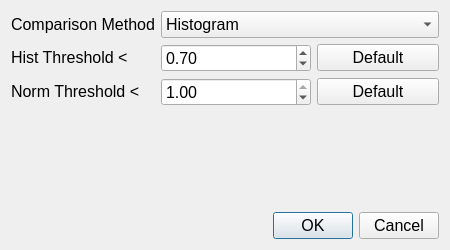
vg16855/Ifunny-Watermark-Cropper, file WatermarkCropper/settings.ui: the form before one commit.
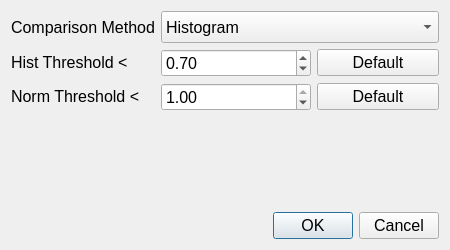
The form after the commit.

The edit to the form file:
```diff
--- a/WatermarkCropper/settings.ui
+++ b/WatermarkCropper/settings.ui
@@ -47,6 +47,12 @@
      </item>
      <item row="0" column="1">
       <widget class="QComboBox" name="comparisonComboBox">
+       <property name="minimumSize">
+        <size>
+         <width>0</width>
+         <height>32</height>
+        </size>
+       </property>
        <property name="font">
         <font>
          <pointsize>12</pointsize>
```
